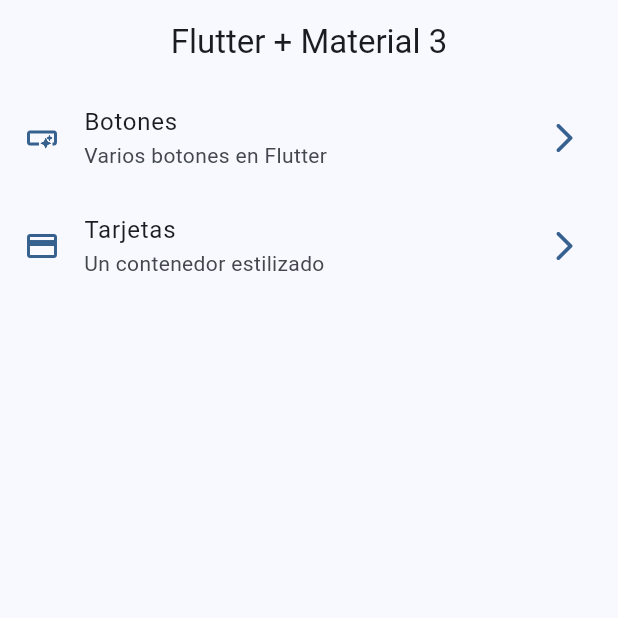
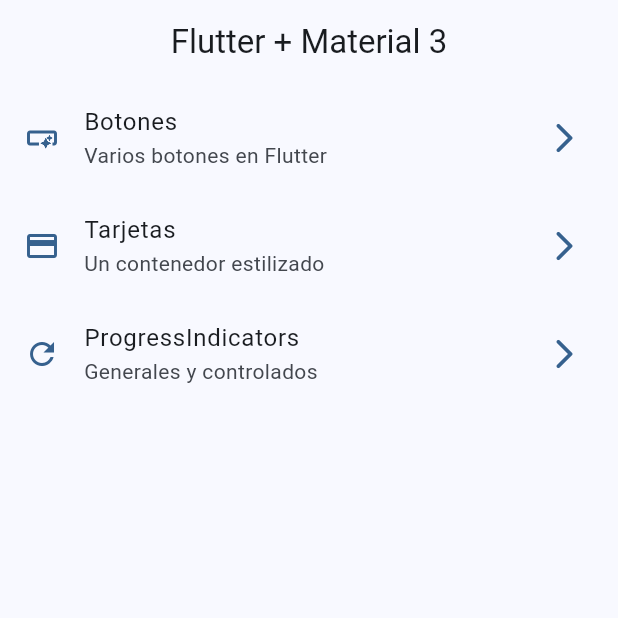
Before and after one commit to DidierDev672/widget_app, a Flutter app: the screen it shows after launch, on a phone screen of 412 x 824 dp, the top half of it. Run offline on Flutter 3.47's test engine with Material 3 defaults, Android fonts, the phone set to English and light mode, and no system bars; our stand-ins replace go_router.

Commit message:
Progresss indicated finalizado

```diff
--- a/lib/config/menu-item/menu_item.dart
+++ b/lib/config/menu-item/menu_item.dart
@@ -26,5 +26,11 @@ const appMenuItems = <MenuItem>[
     subTitle: 'Un contenedor estilizado',
     link: '/cards',
     icon: Icons.credit_card,
+  ),
+  MenuItem(
+    title: 'ProgressIndicators',
+    subTitle: 'Generales y controlados',
+    link: '/progress',
+    icon: Icons.refresh_outlined,
   )
 ];
--- a/lib/config/router/app_router.dart
+++ b/lib/config/router/app_router.dart
@@ -18,5 +18,10 @@ final appRouter = GoRouter(
       name: CardsScreens.name,
       builder: (context, state) => const CardsScreens(),
     ),
+    GoRoute(
+      path: '/progress',
+      name: ProgressScreen.name,
+      builder: (context, state) => const ProgressScreen(),
+    ),
   ],
 );
```
Also changed, not shown: lib/presentation/screens/progress/progress_screen.dart (+73 -1 lines).
